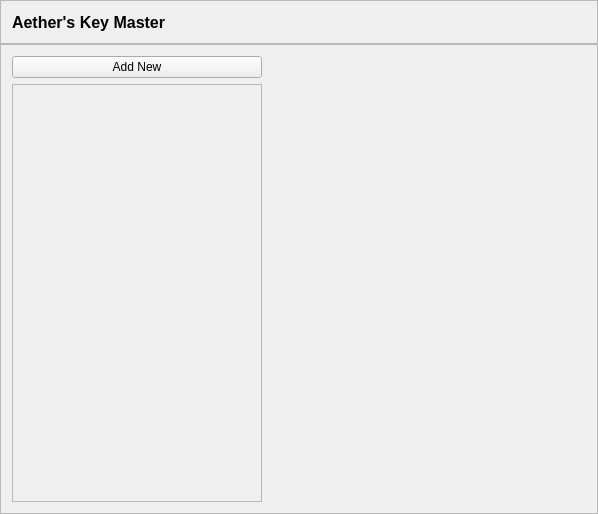
First picture: the form in Aether Key Master/aether_key_master_core/KeysData/KeysDataParentWidget.ui, repository Aethermeister/Aether-Projects---Key-Master, before the edit.
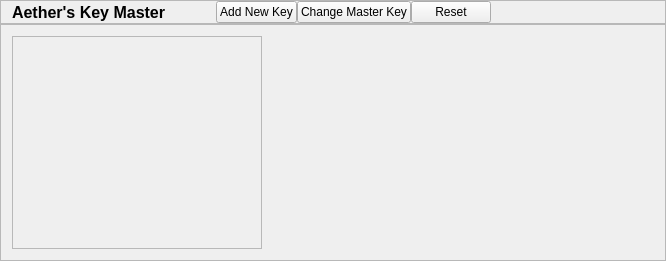
Second picture: the form after the edit.

Commit message:
Base class for Master Key reset added
EnterMasterKeyWidget and KeysDataParentWidget classes are derived from the new MasterKeyResetHandler base class

Master Key reset function added to the KeysDataParentWidget to the header buttons

Patch:
```diff
--- a/Aether Key Master/aether_key_master_core/KeysData/KeysDataParentWidget.ui
+++ b/Aether Key Master/aether_key_master_core/KeysData/KeysDataParentWidget.ui
@@ -6,8 +6,8 @@
    <rect>
     <x>0</x>
     <y>0</y>
-    <width>598</width>
-    <height>514</height>
+    <width>666</width>
+    <height>261</height>
    </rect>
   </property>
   <property name="windowTitle">
@@ -30,7 +30,13 @@
     <number>0</number>
    </property>
    <item row="0" column="0">
-    <widget class="QFrame" name="frame">
+    <widget class="QFrame" name="m_header_frame">
+     <property name="sizePolicy">
+      <sizepolicy hsizetype="Preferred" vsizetype="Preferred">
+       <horstretch>0</horstretch>
+       <verstretch>0</verstretch>
+      </sizepolicy>
+     </property>
      <property name="frameShape">
       <enum>QFrame::StyledPanel</enum>
      </property>
@@ -41,6 +47,15 @@
       <string>header</string>
      </property>
      <layout class="QHBoxLayout" name="horizontalLayout">
+      <property name="spacing">
+       <number>0</number>
+      </property>
+      <property name="topMargin">
+       <number>0</number>
+      </property>
+      <property name="bottomMargin">
+       <number>0</number>
+      </property>
       <item>
        <widget class="QLabel" name="label">
         <property name="font">
@@ -55,6 +70,70 @@
         </property>
        </widget>
       </item>
+      <item>
+       <spacer name="horizontalSpacer_3">
+        <property name="orientation">
+         <enum>Qt::Horizontal</enum>
+        </property>
+        <property name="sizeType">
+         <enum>QSizePolicy::Fixed</enum>
+        </property>
+        <property name="sizeHint" stdset="0">
+         <size>
+          <width>50</width>
+          <height>20</height>
+         </size>
+        </property>
+       </spacer>
+      </item>
+      <item>
+       <widget class="QPushButton" name="m_addNew_btn">
+        <property name="sizePolicy">
+         <sizepolicy hsizetype="Minimum" vsizetype="Expanding">
+          <horstretch>0</horstretch>
+          <verstretch>0</verstretch>
+         </sizepolicy>
+        </property>
+        <property name="text">
+         <string>Add New Key</string>
+        </property>
+        <property name="widgetType" stdset="0">
+         <string>header</string>
+        </property>
+       </widget>
+      </item>
+      <item>
+       <widget class="QPushButton" name="m_changeMasterKey_btn">
+        <property name="sizePolicy">
+         <sizepolicy hsizetype="Minimum" vsizetype="Expanding">
+          <horstretch>0</horstretch>
+          <verstretch>0</verstretch>
+         </sizepolicy>
+        </property>
+        <property name="text">
+         <string>Change Master Key</string>
+        </property>
+        <property name="widgetType" stdset="0">
+         <string>header</string>
+        </property>
+       </widget>
+      </item>
+      <item>
+       <widget class="QPushButton" name="m_reset_btn">
+        <property name="sizePolicy">
+         <sizepolicy hsizetype="Minimum" vsizetype="Expanding">
+          <horstretch>0</horstretch>
+          <verstretch>0</verstretch>
+         </sizepolicy>
+        </property>
+        <property name="text">
+         <string>Reset</string>
+        </property>
+        <property name="widgetType" stdset="0">
+         <string>header</string>
+        </property>
+       </widget>
+      </item>
       <item>
        <spacer name="horizontalSpacer">
         <property name="orientation">
@@ -76,7 +155,7 @@
      <property name="sizePolicy">
       <sizepolicy hsizetype="Preferred" vsizetype="Expanding">
        <horstretch>0</horstretch>
-       <verstretch>0</verstretch>
+       <verstretch>1</verstretch>
       </sizepolicy>
      </property>
      <property name="frameShape">
@@ -86,14 +165,7 @@
       <enum>QFrame::Raised</enum>
      </property>
      <layout class="QGridLayout" name="gridLayout_2">
-      <item row="0" column="0">
-       <widget class="QPushButton" name="m_addNew_btn">
-        <property name="text">
-         <string>Add New</string>
-        </property>
-       </widget>
-      </item>
-      <item row="2" column="1">
+      <item row="2" column="3">
        <spacer name="horizontalSpacer_2">
         <property name="orientation">
          <enum>Qt::Horizontal</enum>
@@ -109,7 +181,7 @@
         </property>
        </spacer>
       </item>
-      <item row="2" column="0">
+      <item row="2" column="0" colspan="3">
        <widget class="QScrollArea" name="scrollArea">
         <property name="sizePolicy">
          <sizepolicy hsizetype="Preferred" vsizetype="Expanding">
@@ -132,7 +204,7 @@
            <x>0</x>
            <y>0</y>
            <width>248</width>
-           <height>423</height>
+           <height>214</height>
           </rect>
          </property>
          <layout class="QVBoxLayout" name="m_keysList_layout"/>
```
The commit also changes 12 other files.
